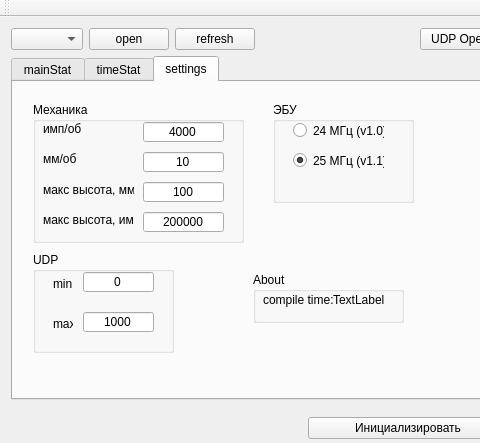
Above: mainwindow.ui from PoldenDev/polden-ver-motorControl-desktop before the change; both pictures show x 0 to 480 and y 0 to 443 of the 816 by 739 pixel window. Below: the same form after it.
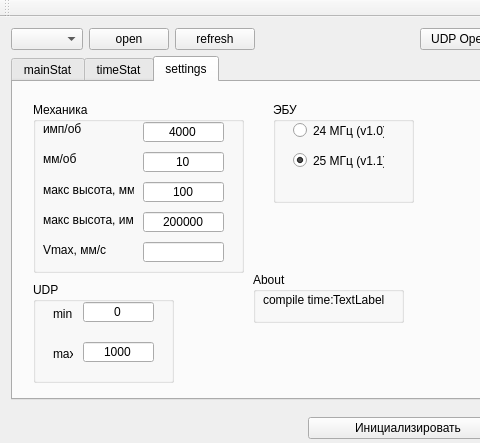
That is the form after the change. The open tabs and pages were chosen to show the change.

Patch:
```diff
--- a/mainwindow.ui
+++ b/mainwindow.ui
@@ -1323,7 +1323,7 @@
           <x>20</x>
           <y>20</y>
           <width>211</width>
-          <height>141</height>
+          <height>171</height>
          </rect>
         </property>
         <property name="title">
@@ -1457,6 +1457,32 @@
           <string>макс высота, имп</string>
          </property>
         </widget>
+        <widget class="QLabel" name="label_12">
+         <property name="geometry">
+          <rect>
+           <x>10</x>
+           <y>140</y>
+           <width>91</width>
+           <height>16</height>
+          </rect>
+         </property>
+         <property name="text">
+          <string>Vmax, мм/с</string>
+         </property>
+        </widget>
+        <widget class="QLineEdit" name="lineEdit_vmax_mmsec">
+         <property name="geometry">
+          <rect>
+           <x>110</x>
+           <y>140</y>
+           <width>81</width>
+           <height>20</height>
+          </rect>
+         </property>
+         <property name="alignment">
+          <set>Qt::AlignCenter</set>
+         </property>
+        </widget>
        </widget>
        <widget class="QGroupBox" name="groupBox_6">
         <property name="geometry">
@@ -1504,7 +1530,7 @@
         <property name="geometry">
          <rect>
           <x>20</x>
-          <y>170</y>
+          <y>200</y>
           <width>141</width>
           <height>101</height>
          </rect>
```
Left out of the diff: 6 changed lines with no effect on the pictures.
